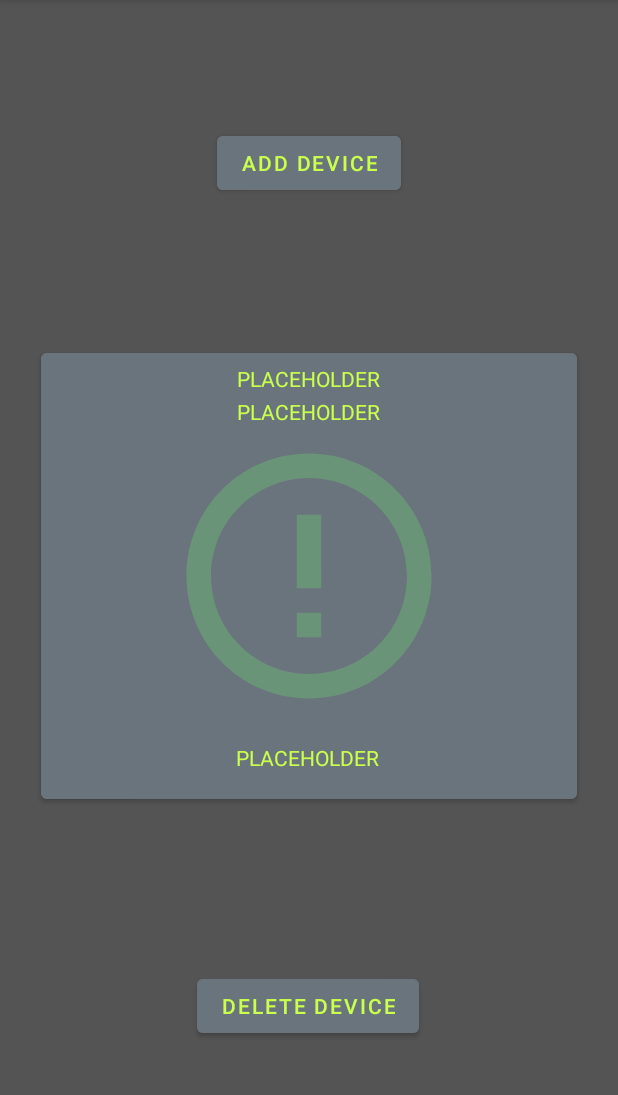
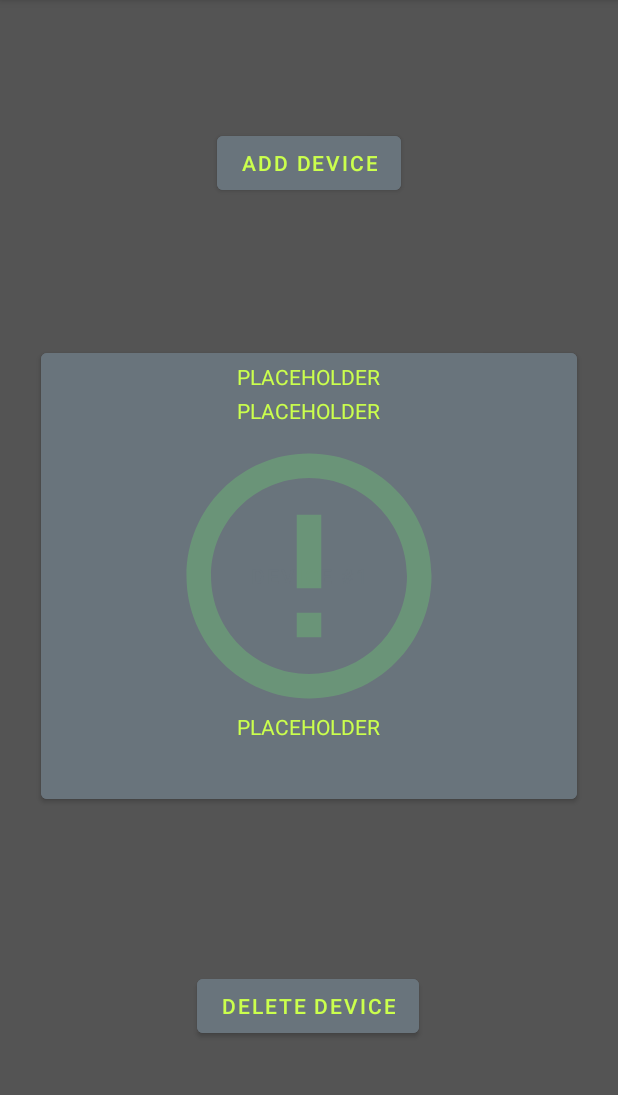
Before and after one commit to qclalo/capstone, an Android app: the OneDeviceFragment screen opened through its navigation route, on a phone screen of 412 x 824 dp, the part 84-1179 px from its top. Run offline under Robolectric (Android 15) with nearby library versions, the phone set to English and light mode, and no system bars; 6 statements that could not run were skipped.

Commit message:
updated one/two device constraints, removed unneeded code in OneDeviceFragment

```diff
--- a/NEMoCoDe_App/app/src/main/java/com/example/nemocode_app/OneDeviceFragment.kt
+++ b/NEMoCoDe_App/app/src/main/java/com/example/nemocode_app/OneDeviceFragment.kt
@@ -52,10 +52,8 @@ class OneDeviceFragment : Fragment() {
         for (i in 0..this.devices.size) {
             this.userNameTextViews[userNameTextKey + (i + 1)]?.text = this.devices[i].userName
             this.deviceIdTextViews[deviceIdTextKey + (i + 1)]?.text = this.devices[i].deviceId.toString()
-            this.severityTextViews[severityTextKey + (i + 1)]?.text = this.devices[i].getSeverityText()
 
             val severityTextView: TextView? = this.severityTextViews[severityTextKey + (i + 1)]
-            severityTextView?.text = this.devices[i].getSeverityText()
             val severityIcon : ImageView? = this.severityIcons[severityIconKey + (i + 1)]
             setSeverity(severityTextView, severityIcon, i)
 
--- a/NEMoCoDe_App/app/src/main/res/layout/fragment_one_device.xml
+++ b/NEMoCoDe_App/app/src/main/res/layout/fragment_one_device.xml
@@ -37,8 +37,8 @@
 
     <Button
         android:id="@+id/device_button1"
-        android:layout_width="357dp"
-        android:layout_height="309dp"
+        android:layout_width="357sp"
+        android:layout_height="309sp"
         android:backgroundTint="@color/button_color"
         android:text="@string/no_text"
         android:textColor="@color/button_color"
@@ -60,21 +60,24 @@
         app:layout_constraintBottom_toTopOf="@+id/severity_icon1"
         app:layout_constraintEnd_toEndOf="parent"
         app:layout_constraintHorizontal_bias="0.501"
-        app:layout_constraintStart_toStartOf="parent" />
+        app:layout_constraintStart_toStartOf="parent"
+        app:layout_constraintTop_toTopOf="parent"
+        app:layout_constraintVertical_bias="0.995" />
 
     <TextView
         android:id="@+id/deviceid_text1"
         android:layout_width="wrap_content"
         android:layout_height="wrap_content"
-        android:layout_marginBottom="24dp"
         android:elevation="8dp"
         android:text="@string/placeholder"
         android:textAllCaps="true"
         android:textColor="@color/text_color"
-        app:layout_constraintBottom_toBottomOf="@+id/device_button1"
-        app:layout_constraintEnd_toEndOf="parent"
-        app:layout_constraintHorizontal_bias="0.498"
-        app:layout_constraintStart_toStartOf="parent" />
+        app:layout_constraintBottom_toBottomOf="parent"
+        app:layout_constraintEnd_toEndOf="@+id/username_text1"
+        app:layout_constraintHorizontal_bias="0.0"
+        app:layout_constraintStart_toStartOf="@+id/username_text1"
+        app:layout_constraintTop_toTopOf="@+id/severity_text1"
+        app:layout_constraintVertical_bias="0.435" />
 
     <ImageView
         android:id="@+id/severity_icon1"
@@ -97,8 +100,8 @@
         android:textAllCaps="true"
         android:textColor="@color/text_color"
         app:layout_constraintBottom_toTopOf="@+id/severity_icon1"
-        app:layout_constraintEnd_toEndOf="parent"
-        app:layout_constraintStart_toStartOf="parent"
+        app:layout_constraintEnd_toEndOf="@+id/username_text1"
+        app:layout_constraintStart_toStartOf="@+id/username_text1"
         app:layout_constraintTop_toBottomOf="@+id/username_text1" />
 
 </androidx.constraintlayout.widget.ConstraintLayout>
```
Also changed, not shown: NEMoCoDe_App/app/src/main/res/layout/fragment_two_device.xml (+43 -37 lines).
